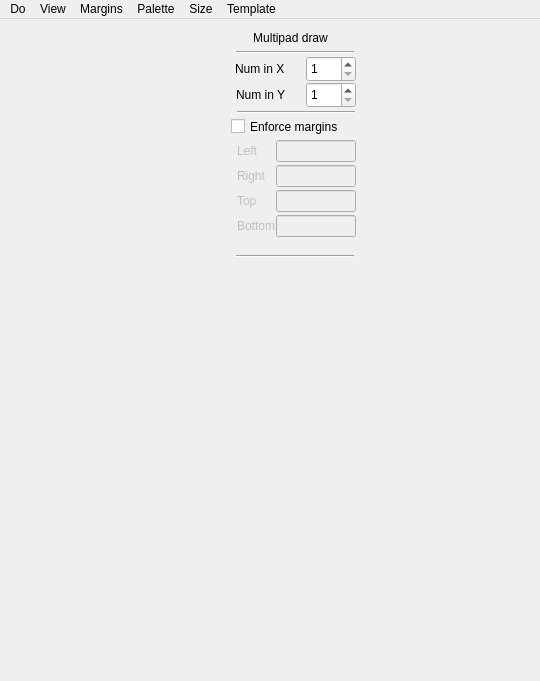
This is ants3bundle/src/ants3/gui/graph/agraphwindow.ui in andrmor/ANTS3bundle as Qt 5 draws it before an edit; both pictures show x 0 to 540 and y 0 to 681 of the 987 by 800 pixel window. The edited form follows.
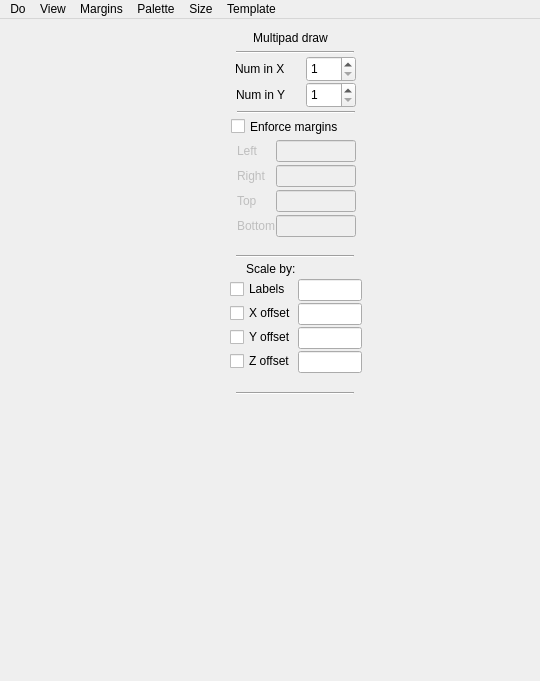
This is the edited form.

Diff of the .ui file:
```diff
--- a/ants3bundle/src/ants3/gui/graph/agraphwindow.ui
+++ b/ants3bundle/src/ants3/gui/graph/agraphwindow.ui
@@ -1037,6 +1037,90 @@
           <enum>Qt::Orientation::Horizontal</enum>
          </property>
         </widget>
+        <widget class="QLabel" name="label_35">
+         <property name="geometry">
+          <rect>
+           <x>20</x>
+           <y>240</y>
+           <width>66</width>
+           <height>17</height>
+          </rect>
+         </property>
+         <property name="text">
+          <string>Scale by:</string>
+         </property>
+        </widget>
+        <widget class="Line" name="line_22">
+         <property name="geometry">
+          <rect>
+           <x>10</x>
+           <y>370</y>
+           <width>118</width>
+           <height>7</height>
+          </rect>
+         </property>
+         <property name="orientation">
+          <enum>Qt::Orientation::Horizontal</enum>
+         </property>
+        </widget>
+        <widget class="QWidget" name="">
+         <property name="geometry">
+          <rect>
+           <x>4</x>
+           <y>259</y>
+           <width>132</width>
+           <height>110</height>
+          </rect>
+         </property>
+         <layout class="QFormLayout" name="formLayout_2">
+          <property name="horizontalSpacing">
+           <number>1</number>
+          </property>
+          <property name="verticalSpacing">
+           <number>2</number>
+          </property>
+          <item row="0" column="0">
+           <widget class="QCheckBox" name="cbMultScaleLabels">
+            <property name="text">
+             <string>Labels</string>
+            </property>
+           </widget>
+          </item>
+          <item row="0" column="1">
+           <widget class="QLineEdit" name="ledMultScaleLabels"/>
+          </item>
+          <item row="1" column="0">
+           <widget class="QCheckBox" name="cbMultScaleXoff">
+            <property name="text">
+             <string>X offset</string>
+            </property>
+           </widget>
+          </item>
+          <item row="1" column="1">
+           <widget class="QLineEdit" name="ledMultScaleXoff"/>
+          </item>
+          <item row="2" column="0">
+           <widget class="QCheckBox" name="cbMultScaleYoff">
+            <property name="text">
+             <string>Y offset</string>
+            </property>
+           </widget>
+          </item>
+          <item row="2" column="1">
+           <widget class="QLineEdit" name="ledMultScaleYoff"/>
+          </item>
+          <item row="3" column="0">
+           <widget class="QCheckBox" name="cbMultScaleZoff">
+            <property name="text">
+             <string>Z offset</string>
+            </property>
+           </widget>
+          </item>
+          <item row="3" column="1">
+           <widget class="QLineEdit" name="ledMultScaleZoff"/>
+          </item>
+         </layout>
+        </widget>
        </widget>
        <widget class="QWidget" name="page_2">
         <widget class="QFrame" name="fToolBox">
```
